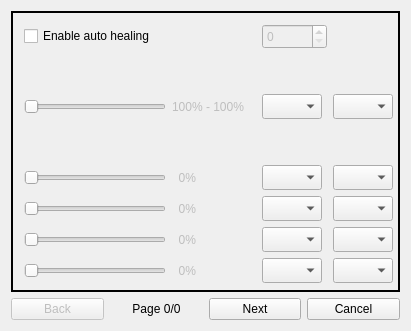
Groundy/CrackerJack, file sources/NewProfileConfiguartor.ui: the form before one commit.
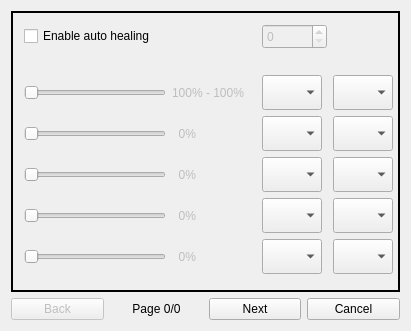
The form after the commit.

Commit message: Create class containing pic functions.

```diff
--- a/sources/NewProfileConfiguartor.ui
+++ b/sources/NewProfileConfiguartor.ui
@@ -302,8 +302,36 @@
         </size>
        </property>
        <layout class="QGridLayout" name="gridLayout_4">
-        <item row="3" column="0">
-         <widget class="QSlider" name="_3_horizontalSlider_2">
+        <item row="2" column="1" rowspan="2">
+         <widget class="QLabel" name="_3_label_1">
+          <property name="enabled">
+           <bool>false</bool>
+          </property>
+          <property name="sizePolicy">
+           <sizepolicy hsizetype="Expanding" vsizetype="Expanding">
+            <horstretch>0</horstretch>
+            <verstretch>0</verstretch>
+           </sizepolicy>
+          </property>
+          <property name="minimumSize">
+           <size>
+            <width>65</width>
+            <height>35</height>
+           </size>
+          </property>
+          <property name="maximumSize">
+           <size>
+            <width>16777215</width>
+            <height>25</height>
+           </size>
+          </property>
+          <property name="text">
+           <string>100% - 100%</string>
+          </property>
+         </widget>
+        </item>
+        <item row="5" column="0">
+         <widget class="QSlider" name="_3_horizontalSlider_3">
           <property name="enabled">
            <bool>false</bool>
           </property>
@@ -316,7 +344,7 @@
           <property name="minimumSize">
            <size>
             <width>142</width>
-            <height>25</height>
+            <height>35</height>
            </size>
           </property>
           <property name="maximumSize">
@@ -333,8 +361,55 @@
           </property>
          </widget>
         </item>
+        <item row="0" column="2">
+         <widget class="QSpinBox" name="_3_spinGetNumberOfMethodes">
+          <property name="enabled">
+           <bool>false</bool>
+          </property>
+          <property name="sizePolicy">
+           <sizepolicy hsizetype="Fixed" vsizetype="Minimum">
+            <horstretch>0</horstretch>
+            <verstretch>0</verstretch>
+           </sizepolicy>
+          </property>
+          <property name="minimumSize">
+           <size>
+            <width>65</width>
+            <height>25</height>
+           </size>
+          </property>
+          <property name="maximumSize">
+           <size>
+            <width>16777215</width>
+            <height>16777215</height>
+           </size>
+          </property>
+         </widget>
+        </item>
+        <item row="7" column="3">
+         <widget class="QComboBox" name="_3_comboBox_5">
+          <property name="sizePolicy">
+           <sizepolicy hsizetype="Expanding" vsizetype="Fixed">
+            <horstretch>0</horstretch>
+            <verstretch>0</verstretch>
+           </sizepolicy>
+          </property>
+          <property name="minimumSize">
+           <size>
+            <width>60</width>
+            <height>35</height>
+           </size>
+          </property>
+          <property name="maximumSize">
+           <size>
+            <width>60</width>
+            <height>25</height>
+           </size>
+          </property>
+         </widget>
+        </item>
         <item row="6" column="0">
-         <widget class="QSlider" name="_3_horizontalSlider_5">
+         <widget class="QSlider" name="_3_horizontalSlider_4">
           <property name="enabled">
            <bool>false</bool>
           </property>
@@ -347,7 +422,7 @@
           <property name="minimumSize">
            <size>
             <width>142</width>
-            <height>25</height>
+            <height>35</height>
            </size>
           </property>
           <property name="maximumSize">
@@ -364,58 +439,8 @@
           </property>
          </widget>
         </item>
-        <item row="3" column="1">
-         <widget class="QLabel" name="_3_label_2">
-          <property name="enabled">
-           <bool>false</bool>
-          </property>
-          <property name="sizePolicy">
-           <sizepolicy hsizetype="Expanding" vsizetype="Expanding">
-            <horstretch>0</horstretch>
-            <verstretch>0</verstretch>
-           </sizepolicy>
-          </property>
-          <property name="minimumSize">
-           <size>
-            <width>65</width>
-            <height>25</height>
-           </size>
-          </property>
-          <property name="maximumSize">
-           <size>
-            <width>16777215</width>
-            <height>25</height>
-           </size>
-          </property>
-          <property name="text">
-           <string>  0%</string>
-          </property>
-         </widget>
-        </item>
-        <item row="4" column="3">
-         <widget class="QComboBox" name="_3_comboBox_3">
-          <property name="sizePolicy">
-           <sizepolicy hsizetype="Expanding" vsizetype="Fixed">
-            <horstretch>0</horstretch>
-            <verstretch>0</verstretch>
-           </sizepolicy>
-          </property>
-          <property name="minimumSize">
-           <size>
-            <width>60</width>
-            <height>25</height>
-           </size>
-          </property>
-          <property name="maximumSize">
-           <size>
-            <width>60</width>
-            <height>25</height>
-           </size>
-          </property>
-         </widget>
-        </item>
         <item row="4" column="0">
-         <widget class="QSlider" name="_3_horizontalSlider_3">
+         <widget class="QSlider" name="_3_horizontalSlider_2">
           <property name="enabled">
            <bool>false</bool>
           </property>
@@ -428,7 +453,7 @@
           <property name="minimumSize">
            <size>
             <width>142</width>
-            <height>25</height>
+            <height>35</height>
            </size>
           </property>
           <property name="maximumSize">
@@ -445,29 +470,66 @@
           </property>
          </widget>
         </item>
-        <item row="3" column="2">
-         <widget class="QComboBox" name="_3_shortKey_2">
+        <item row="7" column="0">
+         <widget class="QSlider" name="_3_horizontalSlider_5">
+          <property name="enabled">
+           <bool>false</bool>
+          </property>
           <property name="sizePolicy">
-           <sizepolicy hsizetype="Expanding" vsizetype="Fixed">
+           <sizepolicy hsizetype="Expanding" vsizetype="Expanding">
             <horstretch>0</horstretch>
             <verstretch>0</verstretch>
            </sizepolicy>
           </property>
           <property name="minimumSize">
            <size>
-            <width>60</width>
+            <width>142</width>
+            <height>35</height>
+           </size>
+          </property>
+          <property name="maximumSize">
+           <size>
+            <width>16777215</width>
             <height>25</height>
            </size>
           </property>
+          <property name="maximum">
+           <number>100</number>
+          </property>
+          <property name="orientation">
+           <enum>Qt::Horizontal</enum>
+          </property>
+         </widget>
+        </item>
+        <item row="6" column="1">
+         <widget class="QLabel" name="_3_label_4">
+          <property name="enabled">
+           <bool>false</bool>
+          </property>
+          <property name="sizePolicy">
+           <sizepolicy hsizetype="Expanding" vsizetype="Expanding">
+            <horstretch>0</horstretch>
+            <verstretch>0</verstretch>
+           </sizepolicy>
+          </property>
+          <property name="minimumSize">
+           <size>
+            <width>65</width>
+            <height>35</height>
+           </size>
+          </property>
           <property name="maximumSize">
            <size>
-            <width>60</width>
+            <width>16777215</width>
             <height>25</height>
            </size>
           </property>
+          <property name="text">
+           <string>  0%</string>
+          </property>
          </widget>
         </item>
-        <item row="1" column="2" rowspan="2">
+        <item row="2" column="2" rowspan="2">
          <widget class="QComboBox" name="_3_shortKey_1">
           <property name="sizePolicy">
            <sizepolicy hsizetype="Expanding" vsizetype="Fixed">
@@ -478,7 +540,7 @@
           <property name="minimumSize">
            <size>
             <width>60</width>
-            <height>25</height>
+            <height>35</height>
            </size>
           </property>
           <property name="maximumSize">
@@ -489,7 +551,35 @@
           </property>
          </widget>
         </item>
-        <item row="5" column="2">
+        <item row="7" column="1">
+         <widget class="QLabel" name="_3_label_5">
+          <property name="enabled">
+           <bool>false</bool>
+          </property>
+          <property name="sizePolicy">
+           <sizepolicy hsizetype="Expanding" vsizetype="Expanding">
+            <horstretch>0</horstretch>
+            <verstretch>0</verstretch>
+           </sizepolicy>
+          </property>
+          <property name="minimumSize">
+           <size>
+            <width>65</width>
+            <height>35</height>
+           </size>
+          </property>
+          <property name="maximumSize">
+           <size>
+            <width>16777215</width>
+            <height>25</height>
+           </size>
+          </property>
+          <property name="text">
+           <string>  0%</string>
+          </property>
+         </widget>
+        </item>
+        <item row="6" column="2">
          <widget class="QComboBox" name="_3_shortKey_4">
           <property name="sizePolicy">
            <sizepolicy hsizetype="Expanding" vsizetype="Fixed">
@@ -500,7 +590,7 @@
           <property name="minimumSize">
            <size>
             <width>60</width>
-            <height>25</height>
+            <height>35</height>
            </size>
           </property>
           <property name="maximumSize">
@@ -511,6 +601,50 @@
           </property>
          </widget>
         </item>
+        <item row="1" column="1">
+         <spacer name="verticalSpacer_4">
+          <property name="orientation">
+           <enum>Qt::Vertical</enum>
+          </property>
+          <property name="sizeType">
+           <enum>QSizePolicy::MinimumExpanding</enum>
+          </property>
+          <property name="sizeHint" stdset="0">
+           <size>
+            <width>20</width>
+            <height>10</height>
+           </size>
+          </property>
+         </spacer>
+        </item>
+        <item row="5" column="1">
+         <widget class="QLabel" name="_3_label_3">
+          <property name="enabled">
+           <bool>false</bool>
+          </property>
+          <property name="sizePolicy">
+           <sizepolicy hsizetype="Expanding" vsizetype="Expanding">
+            <horstretch>0</horstretch>
+            <verstretch>0</verstretch>
+           </sizepolicy>
+          </property>
+          <property name="minimumSize">
+           <size>
+            <width>65</width>
+            <height>35</height>
+           </size>
+          </property>
+          <property name="maximumSize">
+           <size>
+            <width>16777215</width>
+            <height>25</height>
+           </size>
+          </property>
+          <property name="text">
+           <string>  0%</string>
+          </property>
+         </widget>
+        </item>
         <item row="0" column="0" colspan="2">
          <widget class="QCheckBox" name="_3_enableAutoHealing">
           <property name="sizePolicy">
@@ -530,35 +664,29 @@
           </property>
          </widget>
         </item>
-        <item row="1" column="1" rowspan="2">
-         <widget class="QLabel" name="_3_label_1">
-          <property name="enabled">
-           <bool>false</bool>
-          </property>
+        <item row="5" column="3">
+         <widget class="QComboBox" name="_3_comboBox_3">
           <property name="sizePolicy">
-           <sizepolicy hsizetype="Expanding" vsizetype="Expanding">
+           <sizepolicy hsizetype="Expanding" vsizetype="Fixed">
             <horstretch>0</horstretch>
             <verstretch>0</verstretch>
            </sizepolicy>
           </property>
           <property name="minimumSize">
            <size>
-            <width>65</width>
-            <height>25</height>
+            <width>60</width>
+            <height>35</height>
            </size>
           </property>
           <property name="maximumSize">
            <size>
-            <width>16777215</width>
+            <width>60</width>
             <height>25</height>
            </size>
           </property>
-          <property name="text">
-           <string>100% - 100%</string>
-          </property>
          </widget>
         </item>
-        <item row="1" column="0" rowspan="2">
+        <item row="2" column="0" rowspan="2">
          <widget class="QSlider" name="_3_horizontalSlider_1">
           <property name="enabled">
            <bool>false</bool>
@@ -572,7 +700,7 @@
           <property name="minimumSize">
            <size>
             <width>142</width>
-            <height>25</height>
+            <height>35</height>
            </size>
           </property>
           <property name="maximumSize">
@@ -589,60 +717,51 @@
           </property>
          </widget>
         </item>
-        <item row="5" column="1">
-         <widget class="QLabel" name="_3_label_4">
-          <property name="enabled">
-           <bool>false</bool>
-          </property>
+        <item row="7" column="2">
+         <widget class="QComboBox" name="_3_shortKey_5">
           <property name="sizePolicy">
-           <sizepolicy hsizetype="Expanding" vsizetype="Expanding">
+           <sizepolicy hsizetype="Expanding" vsizetype="Fixed">
             <horstretch>0</horstretch>
             <verstretch>0</verstretch>
            </sizepolicy>
           </property>
           <property name="minimumSize">
            <size>
-            <width>65</width>
-            <height>25</height>
+            <width>60</width>
+            <height>35</height>
            </size>
           </property>
           <property name="maximumSize">
            <size>
-            <width>16777215</width>
+            <width>60</width>
             <height>25</height>
            </size>
           </property>
-          <property name="text">
-           <string>  0%</string>
-          </property>
          </widget>
         </item>
-        <item row="0" column="2">
-         <widget class="QSpinBox" name="_3_spinGetNumberOfMethodes">
-          <property name="enabled">
-           <bool>false</bool>
-          </property>
+        <item row="6" column="3">
+         <widget class="QComboBox" name="_3_comboBox_4">
           <property name="sizePolicy">
-           <sizepolicy hsizetype="Fixed" vsizetype="Minimum">
+           <sizepolicy hsizetype="Expanding" vsizetype="Fixed">
             <horstretch>0</horstretch>
             <verstretch>0</verstretch>
            </sizepolicy>
           </property>
           <property name="minimumSize">
            <size>
-            <width>65</width>
-            <height>25</height>
+            <width>60</width>
+            <height>35</height>
            </size>
           </property>
           <property name="maximumSize">
            <size>
-            <width>16777215</width>
-            <height>16777215</height>
+            <width>60</width>
+            <height>25</height>
            </size>
           </property>
          </widget>
         </item>
-        <item row="3" column="3">
+        <item row="4" column="3">
          <widget class="QComboBox" name="_3_comboBox_2">
           <property name="sizePolicy">
            <sizepolicy hsizetype="Expanding" vsizetype="Fixed">
@@ -653,7 +772,7 @@
           <property name="minimumSize">
            <size>
             <width>60</width>
-            <height>25</height>
+            <height>35</height>
            </size>
           </property>
           <property name="maximumSize">
@@ -673,60 +792,29 @@
           </property>
          </widget>
         </item>
-        <item row="5" column="0">
-         <widget class="QSlider" name="_3_horizontalSlider_4">
-          <property name="enabled">
-           <bool>false</bool>
-          </property>
-          <property name="sizePolicy">
-           <sizepolicy hsizetype="Expanding" vsizetype="Expanding">
-            <horstretch>0</horstretch>
-            <verstretch>0</verstretch>
-           </sizepolicy>
-          </property>
-          <property name="minimumSize">
-           <size>
-            <width>142</width>
-            <height>25</height>
-           </size>
-          </property>
-          <property name="maximumSize">
-           <size>
-            <width>16777215</width>
-            <height>25</height>
-           </size>
-          </property>
-          <property name="maximum">
-           <number>100</number>
-          </property>
-          <property name="orientation">
-           <enum>Qt::Horizontal</enum>
-          </property>
-         </widget>
-        </item>
-        <item row="6" column="3">
-         <widget class="QComboBox" name="_3_comboBox_5">
-          <property name="sizePolicy">
-           <sizepolicy hsizetype="Expanding" vsizetype="Fixed">
-            <horstretch>0</horstretch>
-            <verstretch>0</verstretch>
-           </sizepolicy>
-          </property>
-          <property name="minimumSize">
-           <size>
-            <width>60</width>
-            <height>25</height>
-           </size>
-          </property>
-          <property name="maximumSize">
-           <size>
-            <width>60</width>
-            <height>25</height>
-           </size>
-          </property>
-         </widget>
-        </item>
         <item row="4" column="2">
+         <widget class="QComboBox" name="_3_shortKey_2">
+          <property name="sizePolicy">
+           <sizepolicy hsizetype="Expanding" vsizetype="Fixed">
+            <horstretch>0</horstretch>
+            <verstretch>0</verstretch>
+           </sizepolicy>
+          </property>
+          <property name="minimumSize">
+           <size>
+            <width>60</width>
+            <height>35</height>
+           </size>
+          </property>
+          <property name="maximumSize">
+           <size>
+            <width>60</width>
+            <height>25</height>
+           </size>
+          </property>
+         </widget>
+        </item>
+        <item row="5" column="2">
          <widget class="QComboBox" name="_3_shortKey_3">
           <property name="sizePolicy">
            <sizepolicy hsizetype="Expanding" vsizetype="Fixed">
@@ -737,7 +825,7 @@
           <property name="minimumSize">
            <size>
             <width>60</width>
-            <height>25</height>
+            <height>35</height>
            </size>
           </property>
           <property name="maximumSize">
@@ -748,51 +836,7 @@
           </property>
          </widget>
         </item>
-        <item row="6" column="2">
-         <widget class="QComboBox" name="_3_shortKey_5">
-          <property name="sizePolicy">
-           <sizepolicy hsizetype="Expanding" vsizetype="Fixed">
-            <horstretch>0</horstretch>
-            <verstretch>0</verstretch>
-           </sizepolicy>
-          </property>
-          <property name="minimumSize">
-           <size>
-            <width>60</width>
-            <height>25</height>
-           </size>
-          </property>
-          <property name="maximumSize">
-           <size>
-            <width>60</width>
-            <height>25</height>
-           </size>
-          </property>
-         </widget>
-        </item>
-        <item row="5" column="3">
-         <widget class="QComboBox" name="_3_comboBox_4">
-          <property name="sizePolicy">
-           <sizepolicy hsizetype="Expanding" vsizetype="Fixed">
-            <horstretch>0</horstretch>
-            <verstretch>0</verstretch>
-           </sizepolicy>
-          </property>
-          <property name="minimumSize">
-           <size>
-            <width>60</width>
-            <height>25</height>
-           </size>
-          </property>
-          <property name="maximumSize">
-           <size>
-            <width>60</width>
-            <height>25</height>
-           </size>
-          </property>
-         </widget>
-        </item>
-        <item row="1" column="3" rowspan="2">
+        <item row="2" column="3" rowspan="2">
          <widget class="QComboBox" name="_3_comboBox">
           <property name="sizePolicy">
            <sizepolicy hsizetype="Expanding" vsizetype="Fixed">
@@ -803,7 +847,7 @@
           <property name="minimumSize">
            <size>
             <width>60</width>
-            <height>25</height>
+            <height>35</height>
            </size>
           </property>
           <property name="maximumSize">
@@ -817,36 +861,8 @@
           </property>
          </widget>
         </item>
-        <item row="6" column="1">
-         <widget class="QLabel" name="_3_label_5">
-          <property name="enabled">
-           <bool>false</bool>
-          </property>
-          <property name="sizePolicy">
-           <sizepolicy hsizetype="Expanding" vsizetype="Expanding">
-            <horstretch>0</horstretch>
-            <verstretch>0</verstretch>
-           </sizepolicy>
-          </property>
-          <property name="minimumSize">
-           <size>
-            <width>65</width>
-            <height>25</height>
-           </size>
-          </property>
-          <property name="maximumSize">
-           <size>
-            <width>16777215</width>
-            <height>25</height>
-           </size>
-          </property>
-          <property name="text">
-           <string>  0%</string>
-          </property>
-         </widget>
-        </item>
         <item row="4" column="1">
-         <widget class="QLabel" name="_3_label_3">
+         <widget class="QLabel" name="_3_label_2">
           <property name="enabled">
            <bool>false</bool>
           </property>
@@ -859,7 +875,7 @@
           <property name="minimumSize">
            <size>
             <width>65</width>
-            <height>25</height>
+            <height>35</height>
            </size>
           </property>
           <property name="maximumSize">
@@ -873,6 +889,22 @@
           </property>
          </widget>
         </item>
+        <item row="8" column="1">
+         <spacer name="verticalSpacer_6">
+          <property name="orientation">
+           <enum>Qt::Vertical</enum>
+          </property>
+          <property name="sizeType">
+           <enum>QSizePolicy::MinimumExpanding</enum>
+          </property>
+          <property name="sizeHint" stdset="0">
+           <size>
+            <width>20</width>
+            <height>10</height>
+           </size>
+          </property>
+         </spacer>
+        </item>
        </layout>
       </widget>
      </widget>
```
The commit also changes 13 other files.
